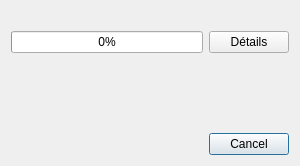
Before: the Qt Designer form ui/batchwindow.ui in XanderMld/imgbrd-grabber, drawn with Qt 5.
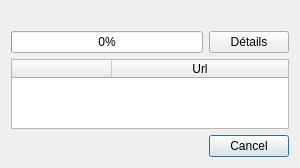
After: the same form once the commit is applied. Icons and pictures are not drawn.

What changed in the file:
```diff
--- a/ui/batchwindow.ui
+++ b/ui/batchwindow.ui
@@ -54,62 +54,6 @@
      </property>
     </widget>
    </item>
-   <item row="2" column="0" colspan="3">
-    <widget class="QScrollArea" name="scrollArea">
-     <property name="sizePolicy">
-      <sizepolicy hsizetype="Ignored" vsizetype="MinimumExpanding">
-       <horstretch>0</horstretch>
-       <verstretch>0</verstretch>
-      </sizepolicy>
-     </property>
-     <property name="frameShape">
-      <enum>QFrame::NoFrame</enum>
-     </property>
-     <property name="widgetResizable">
-      <bool>true</bool>
-     </property>
-     <widget class="QWidget" name="scrollAreaWidgetContents">
-      <property name="geometry">
-       <rect>
-        <x>0</x>
-        <y>0</y>
-        <width>282</width>
-        <height>69</height>
-       </rect>
-      </property>
-      <property name="sizePolicy">
-       <sizepolicy hsizetype="Expanding" vsizetype="Expanding">
-        <horstretch>0</horstretch>
-        <verstretch>0</verstretch>
-       </sizepolicy>
-      </property>
-      <layout class="QVBoxLayout" name="verticalLayout">
-       <property name="margin">
-        <number>0</number>
-       </property>
-       <item>
-        <widget class="QLabel" name="labelLog">
-         <property name="enabled">
-          <bool>true</bool>
-         </property>
-         <property name="sizePolicy">
-          <sizepolicy hsizetype="Expanding" vsizetype="Expanding">
-           <horstretch>0</horstretch>
-           <verstretch>0</verstretch>
-          </sizepolicy>
-         </property>
-         <property name="textFormat">
-          <enum>Qt::RichText</enum>
-         </property>
-         <property name="openExternalLinks">
-          <bool>true</bool>
-         </property>
-        </widget>
-       </item>
-      </layout>
-     </widget>
-    </widget>
-   </item>
    <item row="0" column="0" colspan="3">
     <widget class="QLabel" name="labelMessage">
      <property name="sizePolicy">
@@ -130,6 +74,53 @@
      </property>
     </widget>
    </item>
+   <item row="2" column="0" colspan="3">
+    <widget class="QTableWidget" name="tableWidget">
+     <property name="autoScroll">
+      <bool>false</bool>
+     </property>
+     <property name="editTriggers">
+      <set>QAbstractItemView::NoEditTriggers</set>
+     </property>
+     <property name="showDropIndicator" stdset="0">
+      <bool>false</bool>
+     </property>
+     <property name="dragDropOverwriteMode">
+      <bool>false</bool>
+     </property>
+     <property name="verticalScrollMode">
+      <enum>QAbstractItemView::ScrollPerPixel</enum>
+     </property>
+     <property name="horizontalScrollMode">
+      <enum>QAbstractItemView::ScrollPerPixel</enum>
+     </property>
+     <property name="showGrid">
+      <bool>true</bool>
+     </property>
+     <attribute name="horizontalHeaderHighlightSections">
+      <bool>false</bool>
+     </attribute>
+     <attribute name="horizontalHeaderStretchLastSection">
+      <bool>true</bool>
+     </attribute>
+     <attribute name="verticalHeaderVisible">
+      <bool>false</bool>
+     </attribute>
+     <attribute name="verticalHeaderDefaultSectionSize">
+      <number>20</number>
+     </attribute>
+     <column>
+      <property name="text">
+       <string/>
+      </property>
+     </column>
+     <column>
+      <property name="text">
+       <string>Url</string>
+      </property>
+     </column>
+    </widget>
+   </item>
   </layout>
  </widget>
  <resources>
```
